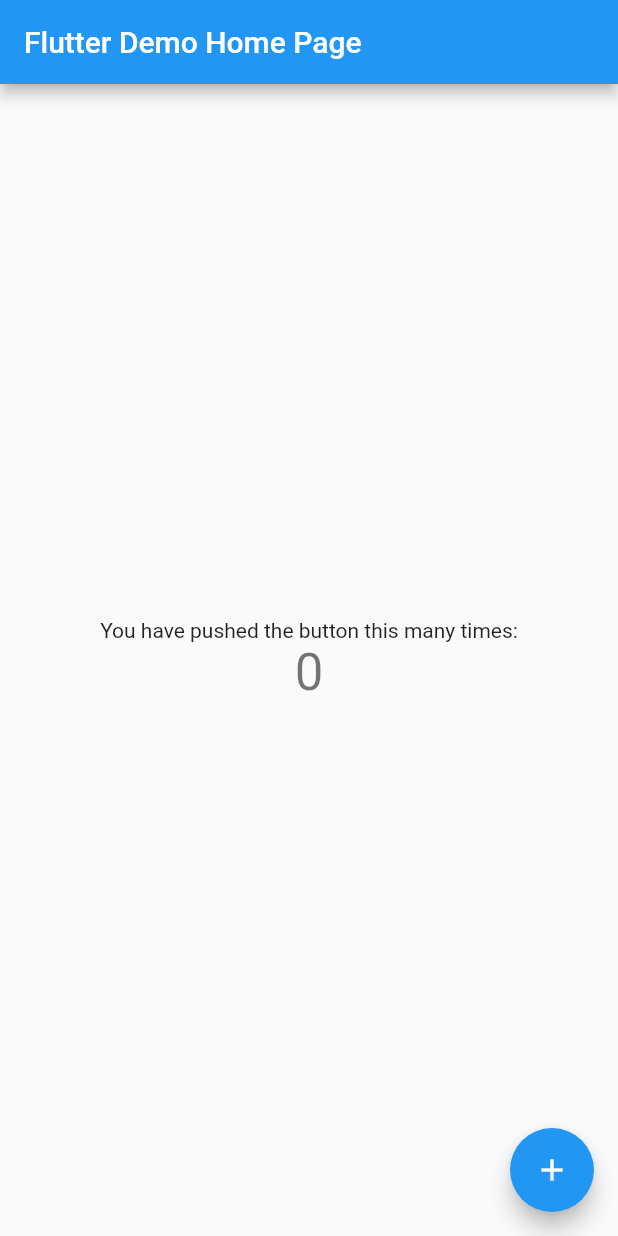
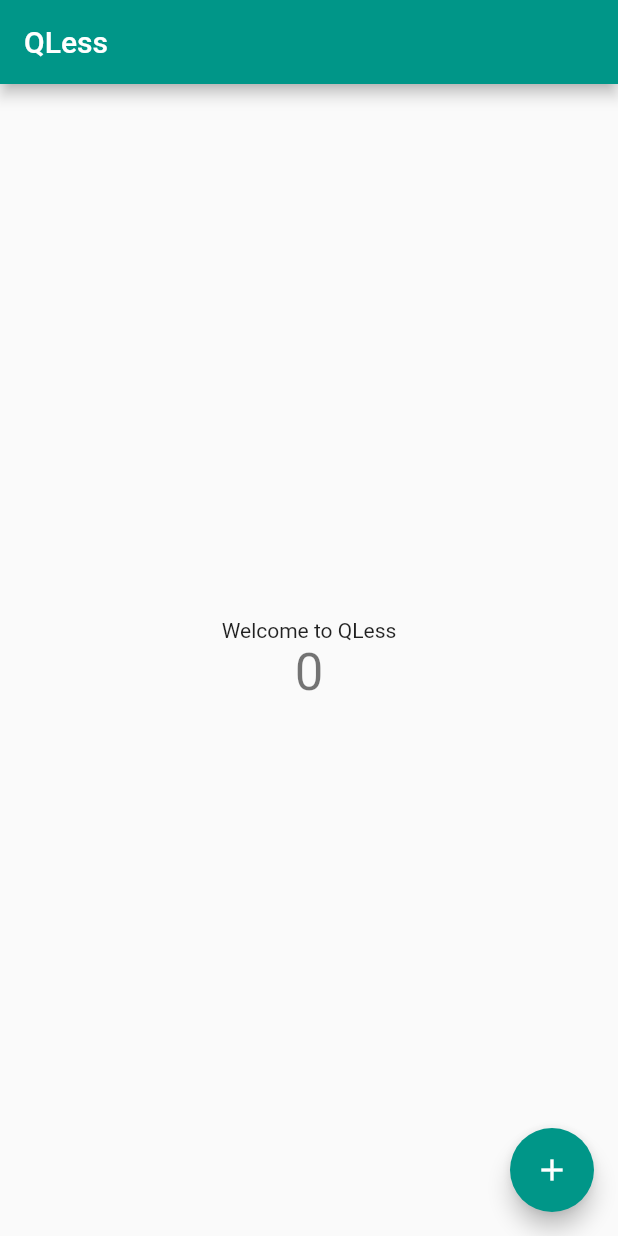
Before and after one commit to RohanBasavaraju/queue-less, a Flutter app: the screen it shows after launch, on a phone screen of 412 x 824 dp. Run offline on Flutter 3.47's test engine with Material 2 defaults, Android fonts, the phone set to English and light mode, and no system bars.

Commit message:
Added files

```diff
--- a/q_less/lib/main.dart
+++ b/q_less/lib/main.dart
@@ -9,24 +9,12 @@
   @override
   Widget build(BuildContext context) {
     return MaterialApp(
-      title: 'Flutter Demo',
+      title: 'QLess',
       theme: ThemeData(
-        // This is the theme of your application.
-        //
-        // Try running your application with "flutter run". You'll see the
-        // application has a blue toolbar. Then, without quitting the app, try
-        // changing the primarySwatch below to Colors.green and then invoke
-        // "hot reload" (press "r" in the console where you ran "flutter run",
-        // or simply save your changes to "hot reload" in a Flutter IDE).
-        // Notice that the counter didn't reset back to zero; the application
-        // is not restarted.
-        primarySwatch: Colors.blue,
-        // This makes the visual density adapt to the platform that you run
-        // the app on. For desktop platforms, the controls will be smaller and
-        // closer together (more dense) than on mobile platforms.
+        primarySwatch: Colors.teal,
         visualDensity: VisualDensity.adaptivePlatformDensity,
       ),
-      home: MyHomePage(title: 'Flutter Demo Home Page'),
+      home: MyHomePage(title: 'QLess'),
     );
   }
 }
@@ -54,11 +42,6 @@
 
   void _incrementCounter() {
     setState(() {
-      // This call to setState tells the Flutter framework that something has
-      // changed in this State, which causes it to rerun the build method below
-      // so that the display can reflect the updated values. If we changed
-      // _counter without calling setState(), then the build method would not be
-      // called again, and so nothing would appear to happen.
       _counter++;
     });
   }
@@ -98,7 +81,7 @@
           mainAxisAlignment: MainAxisAlignment.center,
           children: <Widget>[
             Text(
-              'You have pushed the button this many times:',
+              'Welcome to QLess',
             ),
             Text(
               '$_counter',
```
Also changed, not shown: q_less/lib/testing.dart (added, +15 -0 lines), q_less/lib/listScreen.dart (added), q_less/lib/mapScreen.dart (added), q_less/lib/splashScreen.dart (added).
